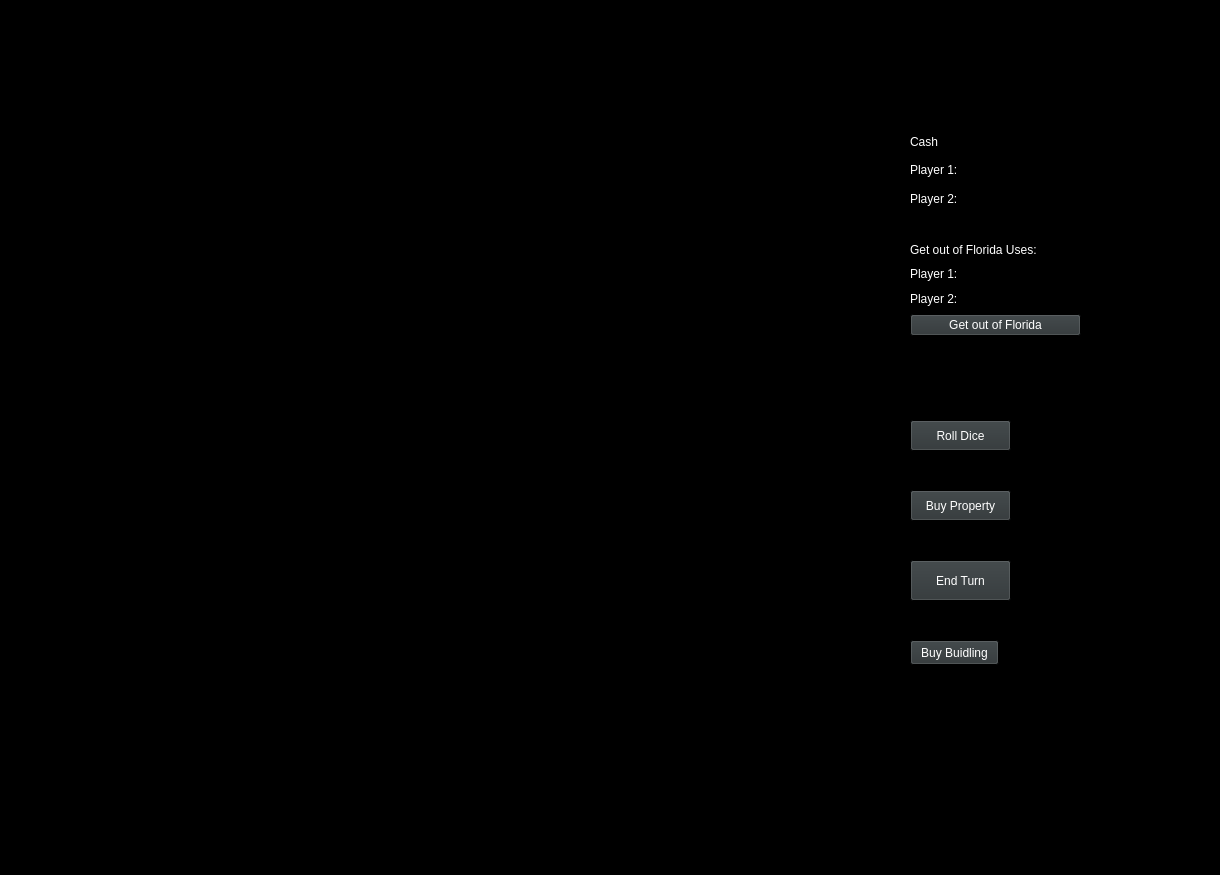
The window that monopolywindow.ui (Griffenck1/monopoly.connor.fun) describes before a commit, drawn with Qt 5.
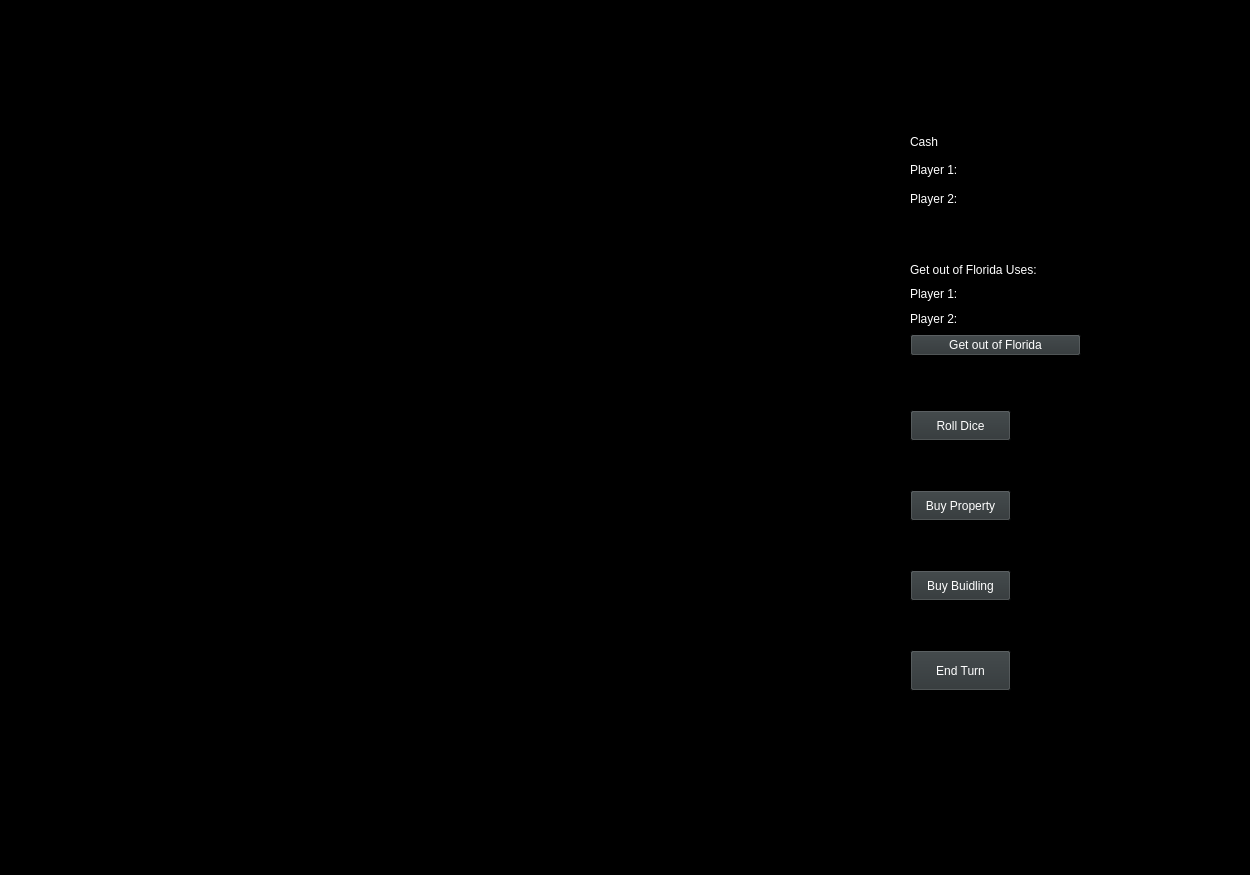
The same window after the commit.

Patch:
```diff
--- a/monopolywindow.ui
+++ b/monopolywindow.ui
@@ -6,7 +6,7 @@
    <rect>
     <x>0</x>
     <y>0</y>
-    <width>1220</width>
+    <width>1250</width>
     <height>875</height>
    </rect>
   </property>
@@ -570,7 +570,7 @@
     <property name="geometry">
      <rect>
       <x>910</x>
-      <y>560</y>
+      <y>650</y>
       <width>101</width>
       <height>41</height>
      </rect>
@@ -583,7 +583,7 @@
     <property name="geometry">
      <rect>
       <x>910</x>
-      <y>240</y>
+      <y>260</y>
       <width>171</width>
       <height>96</height>
      </rect>
@@ -649,7 +649,7 @@
     <property name="geometry">
      <rect>
       <x>910</x>
-      <y>420</y>
+      <y>410</y>
       <width>101</width>
       <height>31</height>
      </rect>
@@ -662,7 +662,7 @@
     <property name="geometry">
      <rect>
       <x>1020</x>
-      <y>420</y>
+      <y>400</y>
       <width>191</width>
       <height>41</height>
      </rect>
@@ -675,9 +675,9 @@
     <property name="geometry">
      <rect>
       <x>910</x>
-      <y>640</y>
-      <width>89</width>
-      <height>25</height>
+      <y>570</y>
+      <width>101</width>
+      <height>31</height>
      </rect>
     </property>
     <property name="text">
```
Left out of the diff: 26 changed lines with no effect on the pictures.
